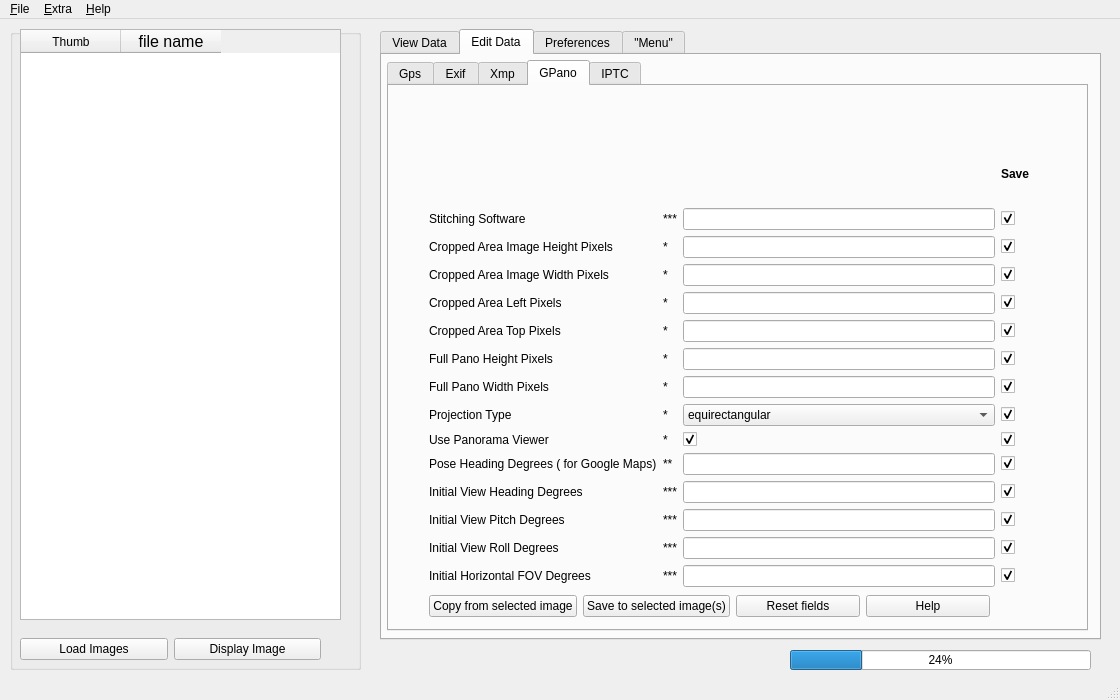
Old version of the form scripts/ui/MainWindow.ui in the repository hvdwolf/pyExifToolGUI.
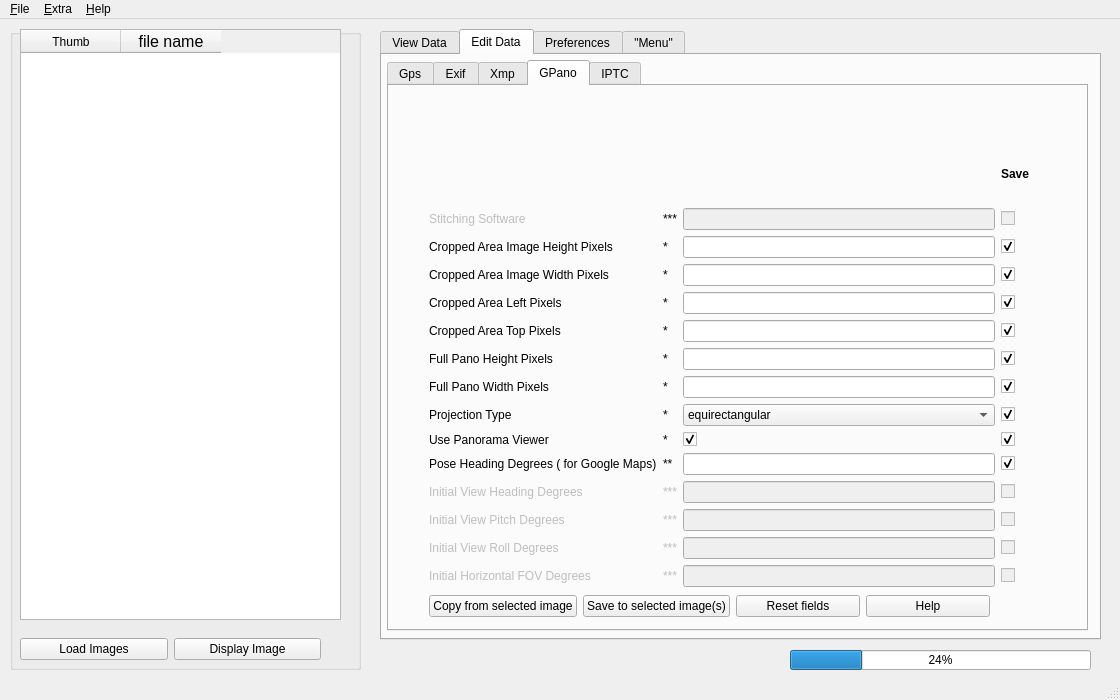
New version of the form. The open tabs and pages were chosen to show the change.

Commit message: disable a few Google Photosphere fields as exiftool does not support them yet

Diff of the .ui file:
```diff
--- a/scripts/ui/MainWindow.ui
+++ b/scripts/ui/MainWindow.ui
@@ -2324,6 +2324,9 @@
          </property>
          <item row="12" column="0">
           <widget class="QLabel" name="label_66">
+           <property name="enabled">
+            <bool>false</bool>
+           </property>
            <property name="text">
             <string>Initial View Pitch Degrees</string>
            </property>
@@ -2331,6 +2334,9 @@
          </item>
          <item row="14" column="0">
           <widget class="QLabel" name="label_67">
+           <property name="enabled">
+            <bool>false</bool>
+           </property>
            <property name="text">
             <string>Initial Horizontal FOV Degrees</string>
            </property>
@@ -2338,6 +2344,9 @@
          </item>
          <item row="1" column="2">
           <widget class="QLineEdit" name="xmp_StitchingSoftware">
+           <property name="enabled">
+            <bool>false</bool>
+           </property>
            <property name="toolTip">
             <string/>
            </property>
@@ -2445,6 +2454,9 @@
          </item>
          <item row="1" column="0">
           <widget class="QLabel" name="label_64">
+           <property name="enabled">
+            <bool>false</bool>
+           </property>
            <property name="text">
             <string>Stitching Software</string>
            </property>
@@ -2574,77 +2586,114 @@
          </item>
          <item row="11" column="0">
           <widget class="QLabel" name="label_65">
+           <property name="enabled">
+            <bool>false</bool>
+           </property>
            <property name="text">
             <string>Initial View Heading Degrees</string>
            </property>
           </widget>
          </item>
          <item row="11" column="2">
-          <widget class="QLineEdit" name="xmp_InitialViewHeadingDegrees"/>
+          <widget class="QLineEdit" name="xmp_InitialViewHeadingDegrees">
+           <property name="enabled">
+            <bool>false</bool>
+           </property>
+          </widget>
          </item>
          <item row="1" column="3">
           <widget class="QCheckBox" name="chk_xmp_StitchingSoftware">
+           <property name="enabled">
+            <bool>false</bool>
+           </property>
            <property name="text">
             <string/>
            </property>
            <property name="checked">
-            <bool>true</bool>
+            <bool>false</bool>
            </property>
           </widget>
          </item>
          <item row="14" column="2">
-          <widget class="QLineEdit" name="xmp_InitialHorizontalFOVDegrees"/>
+          <widget class="QLineEdit" name="xmp_InitialHorizontalFOVDegrees">
+           <property name="enabled">
+            <bool>false</bool>
+           </property>
+          </widget>
          </item>
          <item row="12" column="2">
-          <widget class="QLineEdit" name="xmp_InitialViewPitchDegrees"/>
+          <widget class="QLineEdit" name="xmp_InitialViewPitchDegrees">
+           <property name="enabled">
+            <bool>false</bool>
+           </property>
+          </widget>
          </item>
          <item row="14" column="3">
           <widget class="QCheckBox" name="chk_xmp_InitialHorizontalFOVDegrees">
+           <property name="enabled">
+            <bool>false</bool>
+           </property>
            <property name="text">
             <string/>
            </property>
            <property name="checked">
-            <bool>true</bool>
+            <bool>false</bool>
            </property>
           </widget>
          </item>
          <item row="12" column="3">
           <widget class="QCheckBox" name="chk_xmp_InitialViewPitchDegrees">
+           <property name="enabled">
+            <bool>false</bool>
+           </property>
            <property name="text">
             <string/>
            </property>
            <property name="checked">
-            <bool>true</bool>
+            <bool>false</bool>
            </property>
           </widget>
          </item>
          <item row="11" column="3">
           <widget class="QCheckBox" name="chk_xmp_InitialViewHeadingDegrees">
+           <property name="enabled">
+            <bool>false</bool>
+           </property>
            <property name="text">
             <string/>
            </property>
            <property name="checked">
-            <bool>true</bool>
+            <bool>false</bool>
            </property>
           </widget>
          </item>
          <item row="13" column="0">
           <widget class="QLabel" name="label_68">
+           <property name="enabled">
+            <bool>false</bool>
+           </property>
            <property name="text">
             <string>Initial View Roll Degrees</string>
            </property>
           </widget>
          </item>
          <item row="13" column="2">
-          <widget class="QLineEdit" name="xmp_InitialViewRollDegrees"/>
+          <widget class="QLineEdit" name="xmp_InitialViewRollDegrees">
+           <property name="enabled">
+            <bool>false</bool>
+           </property>
+          </widget>
          </item>
          <item row="13" column="3">
           <widget class="QCheckBox" name="chk_xmp_InitialViewRollDegrees">
+           <property name="enabled">
+            <bool>false</bool>
+           </property>
            <property name="text">
             <string/>
            </property>
            <property name="checked">
-            <bool>true</bool>
+            <bool>false</bool>
            </property>
           </widget>
          </item>
@@ -2713,6 +2762,9 @@
          </item>
          <item row="11" column="1">
           <widget class="QLabel" name="label_83">
+           <property name="enabled">
+            <bool>false</bool>
+           </property>
            <property name="text">
             <string>***</string>
            </property>
@@ -2720,6 +2772,9 @@
          </item>
          <item row="12" column="1">
           <widget class="QLabel" name="label_84">
+           <property name="enabled">
+            <bool>false</bool>
+           </property>
            <property name="text">
             <string>***</string>
            </property>
@@ -2727,6 +2782,9 @@
          </item>
          <item row="13" column="1">
           <widget class="QLabel" name="label_85">
+           <property name="enabled">
+            <bool>false</bool>
+           </property>
            <property name="text">
             <string>***</string>
            </property>
@@ -2734,6 +2792,9 @@
          </item>
          <item row="14" column="1">
           <widget class="QLabel" name="label_86">
+           <property name="enabled">
+            <bool>false</bool>
+           </property>
            <property name="text">
             <string>***</string>
            </property>
```
The commit also changes 2 other files.
